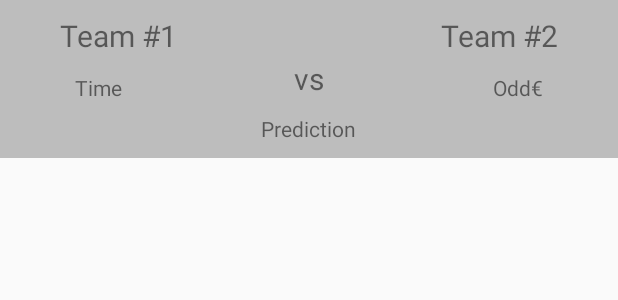
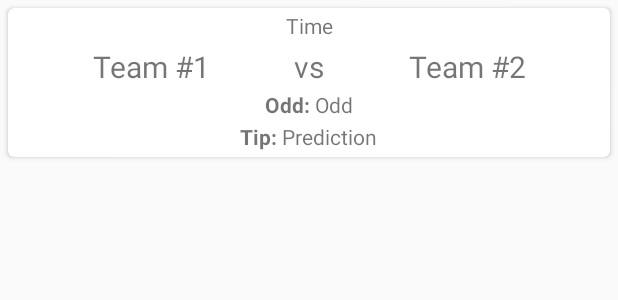
Before and after one commit to ExtinctSpecie/Betman, an Android app: the layout lv_adapter_tv_today.xml on its own in the app's theme, with its tools: preview values and no code run, on a phone screen of 412 x 824 dp. Shown: the top 300 px of the screen. Run offline under Robolectric (Android 15) with nearby library versions, the phone set to English and light mode, and no system bars.

Commit message:
Today's tab's xml changed

```diff
--- a/Betman/app/build.gradle
+++ b/Betman/app/build.gradle
@@ -32,5 +32,6 @@ dependencies {
     })
     compile 'com.android.support:appcompat-v7:25.3.1'
     compile 'com.android.support:design:25.3.1'
+    compile 'com.android.support:cardview-v7:25.3.1'
     testCompile 'junit:junit:4.12'
 }
--- a/Betman/app/src/main/java/com/extinctspecie/betman/LVAdapterTVToday.java
+++ b/Betman/app/src/main/java/com/extinctspecie/betman/LVAdapterTVToday.java
@@ -79,8 +79,8 @@ public class LVAdapterTVToday extends BaseAdapter
             viewHolder.tvTime = (TextView) view.findViewById(R.id.tvTime);
             viewHolder.tvTime.setTypeface(Fonts.getSFDiegoSans());
 
-            tvTemp = (TextView) view.findViewById(R.id.tvOddSymbol);
-            tvTemp.setTypeface(Fonts.getSFDiegoSans());
+            //tvTemp = (TextView) view.findViewById(R.id.tvOddSymbol);
+            //tvTemp.setTypeface(Fonts.getSFDiegoSans());
 
             view.setTag(viewHolder);
         }
@@ -99,7 +99,7 @@ public class LVAdapterTVToday extends BaseAdapter
 
         viewHolder.tvOdd.setText(item.getOdd());
 
-        viewHolder.tvTime.setText(item.getTime_of_the_game());
+        viewHolder.tvTime.setText(item.getTime_of_the_game().substring(11,16));
 
         return view;
     }
--- a/Betman/app/src/main/res/layout/lv_adapter_tv_today.xml
+++ b/Betman/app/src/main/res/layout/lv_adapter_tv_today.xml
@@ -1,19 +1,50 @@
 <?xml version="1.0" encoding="utf-8"?>
-<RelativeLayout xmlns:android="http://schemas.android.com/apk/res/android"
+<LinearLayout xmlns:android="http://schemas.android.com/apk/res/android"
+    xmlns:app="http://schemas.android.com/apk/res-auto"
     android:layout_width="match_parent"
     android:layout_height="wrap_content"
-    android:orientation="vertical"
-    android:background="@color/deepPurplePrimary">
+    android:orientation="vertical">
+
+    <android.support.v7.widget.CardView
+        android:layout_width="match_parent"
+        android:layout_height="wrap_content"
+        android:layout_margin="5dp"
+        android:elevation="5dp"
+        android:foreground="?android:attr/selectableItemBackground"
+        android:padding="10dp"
+        app:cardCornerRadius="4dp">
+
+        <LinearLayout
+            android:layout_width="match_parent"
+            android:layout_height="wrap_content"
+            android:orientation="vertical">
+
+            <LinearLayout
+                android:layout_width="match_parent"
+                android:layout_height="wrap_content">
+
+                <TextView
+                    android:id="@+id/tvTime"
+                    android:layout_width="match_parent"
+                    android:layout_height="wrap_content"
+                    android:layout_marginTop="2dp"
+                    android:gravity="center"
+                    android:text="Time" />
+
+            </LinearLayout>
+
+            <LinearLayout
+                android:layout_width="match_parent"
+                android:layout_height="wrap_content"
+                android:layout_marginTop="4dp"
+                android:orientation="horizontal">
 
                 <TextView
                     android:id="@+id/tvTeamOne"
-        android:layout_width="wrap_content"
+                    android:layout_width="0dp"
                     android:layout_height="wrap_content"
-        android:layout_alignParentStart="true"
-        android:layout_marginBottom="1dp"
-        android:layout_marginLeft="40dp"
-        android:layout_marginRight="10dp"
-        android:layout_marginTop="10dp"
+                    android:layout_weight="0.4"
+                    android:gravity="center"
                     android:text="Team #1"
                     android:textSize="20sp" />
 
@@ -21,45 +52,76 @@
                     android:id="@+id/tvVSHelper"
                     android:layout_width="wrap_content"
                     android:layout_height="wrap_content"
-        android:layout_below="@id/tvTeamOne"
-        android:layout_centerHorizontal="true"
+                    android:gravity="center"
                     android:text="vs"
                     android:textSize="20sp" />
 
                 <TextView
                     android:id="@+id/tvTeamTwo"
-        android:layout_width="wrap_content"
+                    android:layout_width="0dp"
                     android:layout_height="wrap_content"
-        android:layout_alignParentEnd="true"
-        android:layout_marginBottom="1dp"
-        android:layout_marginLeft="10dp"
-        android:layout_marginRight="40dp"
-        android:layout_marginTop="10dp"
+                    android:layout_weight="0.4"
+                    android:gravity="center"
                     android:text="Team #2"
                     android:textSize="20sp" />
 
+            </LinearLayout>
+
+
+            <LinearLayout
+                android:layout_width="match_parent"
+                android:layout_height="wrap_content">
+
                 <TextView
-        android:id="@+id/tvTime"
+                    android:id="@+id/tvOddSymbolText"
                     android:layout_width="wrap_content"
                     android:layout_height="wrap_content"
-        android:layout_marginStart="50dp"
-        android:layout_marginEnd="10dp"
-        android:layout_marginTop="10dp"
-        android:layout_marginBottom="1dp"
-        android:layout_below="@id/tvTeamOne"
-        android:text="Time" />
+                    android:layout_marginTop="2dp"
+                    android:layout_weight="0.5"
+                    android:gravity="end"
+                    android:text="Odd: "
+                    android:textStyle="bold" />
+
+                <TextView
+                    android:id="@+id/tvOdd"
+                    android:layout_width="wrap_content"
+                    android:layout_height="wrap_content"
+                    android:layout_marginTop="2dp"
+                    android:layout_weight="0.5"
+                    android:text="Odd" />
+
+            </LinearLayout>
+
+            <LinearLayout
+                android:layout_width="match_parent"
+                android:layout_height="wrap_content"
+                android:layout_marginBottom="4dp">
+
+                <TextView
+                    android:id="@+id/tvPredictionSymbol"
+                    android:layout_width="wrap_content"
+                    android:layout_height="wrap_content"
+                    android:layout_marginTop="2dp"
+                    android:layout_weight="0.5"
+                    android:gravity="end"
+                    android:text="Tip: "
+                    android:textStyle="bold" />
 
                 <TextView
                     android:id="@+id/tvPrediction"
                     android:layout_width="wrap_content"
                     android:layout_height="wrap_content"
-        android:layout_marginStart="10dp"
-        android:layout_marginEnd="10dp"
-        android:layout_marginTop="10dp"
-        android:layout_centerHorizontal="true"
-        android:layout_marginBottom="10dp"
-        android:layout_below="@id/tvVSHelper"
+                    android:layout_marginTop="2dp"
+                    android:layout_weight="0.5"
                     android:text="Prediction" />
+
+            </LinearLayout>
+
+
+        </LinearLayout>
+
+
+        <!--
         <TextView
             android:id="@+id/tvOddSymbol"
             android:layout_width="wrap_content"
@@ -70,13 +132,8 @@
             android:layout_marginBottom="1dp"
             android:layout_below="@id/tvTeamTwo"
             android:text="€" />
-    <TextView
-        android:id="@+id/tvOdd"
-        android:layout_width="wrap_content"
-        android:layout_height="wrap_content"
-        android:layout_toStartOf="@id/tvOddSymbol"
-        android:layout_marginTop="10dp"
-        android:layout_below="@id/tvTeamTwo"
-        android:text="Odd" />
+        -->
 
-</RelativeLayout>
+    </android.support.v7.widget.CardView>
+
+</LinearLayout>
--- a/Betman/app/src/main/res/layout/tab_view_today.xml
+++ b/Betman/app/src/main/res/layout/tab_view_today.xml
@@ -13,7 +13,11 @@
             android:layout_width="match_parent"
             android:layout_height="match_parent"
             android:layout_alignParentBottom="true"
-            android:layout_centerHorizontal="true" />
+            android:layout_centerHorizontal="true"
+            android:background="@color/deepPurplePrimary"
+            android:divider="@null"
+            android:dividerHeight="0dp"
+            />
 
     </android.support.v4.widget.SwipeRefreshLayout>
 
```
Lines whose indentation alone changed are shown as unchanged.
